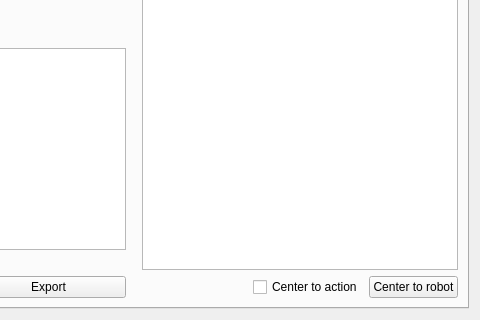
Old version of the form ui/floating_robot_planning_frame.ui in the repository alexisgaziello/moveit_floating_robot_planning; both pictures show x 212 to 692 and y 94 to 414 of the 692 by 414 pixel window.
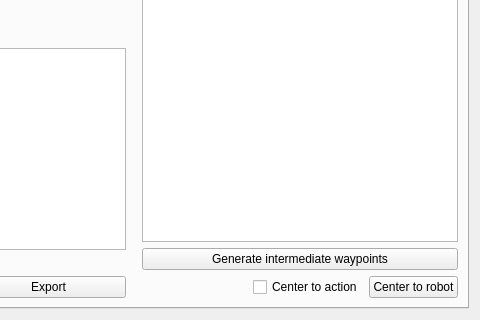
New version of the form.

Commit message: Added planning between two places

```diff
--- a/ui/floating_robot_planning_frame.ui
+++ b/ui/floating_robot_planning_frame.ui
@@ -60,6 +60,13 @@
              </property>
             </widget>
            </item>
+           <item>
+            <widget class="QPushButton" name="intermediate_waypoints_button">
+             <property name="text">
+              <string>Generate intermediate waypoints</string>
+             </property>
+            </widget>
+           </item>
            <item>
             <layout class="QHBoxLayout" name="horizontalLayout_16">
              <item>
```
The commit also changes 5 other files.
